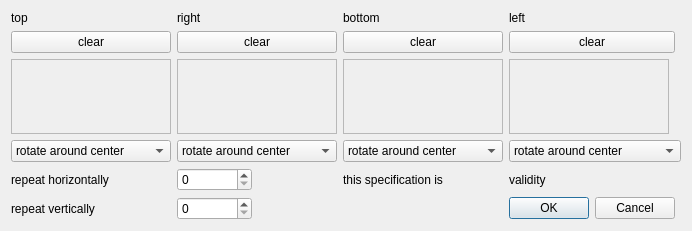
This is texturemaker/texturemaker/mosaicdialog.ui in drummyfish/ptdesigner as Qt 5 draws it before an edit. The edited form follows.
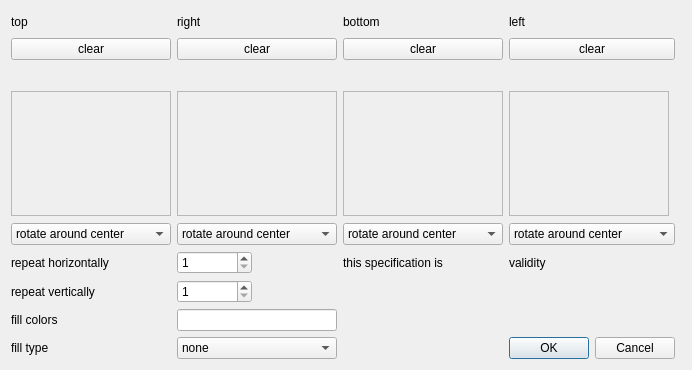
This is the edited form. Custom widgets are drawn as their Qt base class.

Commit message: QT: mosaic dialog done

```diff
--- a/texturemaker/texturemaker/mosaicdialog.ui
+++ b/texturemaker/texturemaker/mosaicdialog.ui
@@ -6,8 +6,8 @@
    <rect>
     <x>0</x>
     <y>0</y>
-    <width>678</width>
-    <height>222</height>
+    <width>682</width>
+    <height>370</height>
    </rect>
   </property>
   <property name="sizePolicy">
@@ -20,105 +20,33 @@
    <string>Dialog</string>
   </property>
   <layout class="QGridLayout" name="gridLayout">
-   <item row="2" column="2">
-    <widget class="MosaicSideEditFrame" name="point_edit_3">
-     <property name="minimumSize">
-      <size>
-       <width>160</width>
-       <height>75</height>
-      </size>
+   <item row="20" column="0">
+    <widget class="QLabel" name="label_8">
+     <property name="text">
+      <string>fill colors</string>
      </property>
-     <property name="maximumSize">
-      <size>
-       <width>120</width>
-       <height>75</height>
-      </size>
-     </property>
-     <property name="frameShape">
-      <enum>QFrame::StyledPanel</enum>
-     </property>
-     <property name="frameShadow">
-      <enum>QFrame::Plain</enum>
-     </property>
     </widget>
    </item>
-   <item row="2" column="3" colspan="2">
-    <widget class="MosaicSideEditFrame" name="point_edit_4">
-     <property name="minimumSize">
-      <size>
-       <width>160</width>
-       <height>75</height>
-      </size>
-     </property>
-     <property name="maximumSize">
-      <size>
-       <width>120</width>
-       <height>75</height>
-      </size>
-     </property>
-     <property name="frameShape">
-      <enum>QFrame::StyledPanel</enum>
-     </property>
-     <property name="frameShadow">
-      <enum>QFrame::Plain</enum>
-     </property>
+   <item row="21" column="1">
+    <widget class="QComboBox" name="fill_type_combo">
+     <item>
+      <property name="text">
+       <string>none</string>
+      </property>
+     </item>
+     <item>
+      <property name="text">
+       <string>keep borders</string>
+      </property>
+     </item>
+     <item>
+      <property name="text">
+       <string>no borders</string>
+      </property>
+     </item>
     </widget>
    </item>
-   <item row="2" column="0">
-    <widget class="MosaicSideEditFrame" name="point_edit_1">
-     <property name="minimumSize">
-      <size>
-       <width>160</width>
-       <height>75</height>
-      </size>
-     </property>
-     <property name="maximumSize">
-      <size>
-       <width>120</width>
-       <height>75</height>
-      </size>
-     </property>
-     <property name="frameShape">
-      <enum>QFrame::StyledPanel</enum>
-     </property>
-     <property name="frameShadow">
-      <enum>QFrame::Plain</enum>
-     </property>
-    </widget>
-   </item>
-   <item row="2" column="1">
-    <widget class="MosaicSideEditFrame" name="point_edit_2">
-     <property name="minimumSize">
-      <size>
-       <width>160</width>
-       <height>75</height>
-      </size>
-     </property>
-     <property name="maximumSize">
-      <size>
-       <width>120</width>
-       <height>75</height>
-      </size>
-     </property>
-     <property name="frameShape">
-      <enum>QFrame::StyledPanel</enum>
-     </property>
-     <property name="frameShadow">
-      <enum>QFrame::Plain</enum>
-     </property>
-    </widget>
-   </item>
-   <item row="5" column="1">
-    <widget class="QSpinBox" name="repeat_y">
-     <property name="maximumSize">
-      <size>
-       <width>75</width>
-       <height>16777215</height>
-      </size>
-     </property>
-    </widget>
-   </item>
-   <item row="3" column="0">
+   <item row="7" column="0">
     <widget class="QComboBox" name="combo_1">
      <item>
       <property name="text">
@@ -142,6 +70,46 @@
      </item>
     </widget>
    </item>
+   <item row="0" column="3" colspan="2">
+    <widget class="QLabel" name="label_4">
+     <property name="text">
+      <string>left</string>
+     </property>
+    </widget>
+   </item>
+   <item row="0" column="0">
+    <widget class="QLabel" name="label">
+     <property name="text">
+      <string>top</string>
+     </property>
+    </widget>
+   </item>
+   <item row="0" column="2">
+    <widget class="QLabel" name="label_3">
+     <property name="text">
+      <string>bottom</string>
+     </property>
+    </widget>
+   </item>
+   <item row="17" column="1">
+    <widget class="QSpinBox" name="repeat_x">
+     <property name="minimumSize">
+      <size>
+       <width>50</width>
+       <height>0</height>
+      </size>
+     </property>
+     <property name="maximumSize">
+      <size>
+       <width>75</width>
+       <height>16777215</height>
+      </size>
+     </property>
+     <property name="minimum">
+      <number>1</number>
+     </property>
+    </widget>
+   </item>
    <item row="0" column="1">
     <widget class="QLabel" name="label_2">
      <property name="text">
@@ -149,61 +117,51 @@
      </property>
     </widget>
    </item>
-   <item row="3" column="1">
-    <widget class="QComboBox" name="combo_2">
-     <item>
-      <property name="text">
-       <string>rotate around center</string>
-      </property>
-     </item>
-     <item>
-      <property name="text">
-       <string>rotate around vertex</string>
-      </property>
-     </item>
-     <item>
-      <property name="text">
-       <string>shift</string>
-      </property>
-     </item>
-     <item>
-      <property name="text">
-       <string>shift and flip</string>
-      </property>
-     </item>
-    </widget>
-   </item>
-   <item row="4" column="0">
+   <item row="17" column="0">
     <widget class="QLabel" name="label_5">
      <property name="text">
       <string>repeat horizontally</string>
      </property>
     </widget>
    </item>
-   <item row="4" column="1">
-    <widget class="QSpinBox" name="repeat_x">
-     <property name="minimumSize">
-      <size>
-       <width>50</width>
-       <height>0</height>
-      </size>
-     </property>
+   <item row="18" column="1">
+    <widget class="QSpinBox" name="repeat_y">
      <property name="maximumSize">
       <size>
        <width>75</width>
        <height>16777215</height>
       </size>
      </property>
-    </widget>
-   </item>
-   <item row="5" column="0">
-    <widget class="QLabel" name="label_6">
-     <property name="text">
-      <string>repeat vertically</string>
+     <property name="minimum">
+      <number>1</number>
      </property>
     </widget>
    </item>
-   <item row="5" column="3">
+   <item row="7" column="1">
+    <widget class="QComboBox" name="combo_2">
+     <item>
+      <property name="text">
+       <string>rotate around center</string>
+      </property>
+     </item>
+     <item>
+      <property name="text">
+       <string>rotate around vertex</string>
+      </property>
+     </item>
+     <item>
+      <property name="text">
+       <string>shift</string>
+      </property>
+     </item>
+     <item>
+      <property name="text">
+       <string>shift and flip</string>
+      </property>
+     </item>
+    </widget>
+   </item>
+   <item row="21" column="3">
     <widget class="QDialogButtonBox" name="buttonBox">
      <property name="orientation">
       <enum>Qt::Horizontal</enum>
@@ -213,35 +171,62 @@
      </property>
     </widget>
    </item>
-   <item row="4" column="3">
+   <item row="17" column="3">
     <widget class="QLabel" name="validity">
      <property name="text">
       <string>validity</string>
      </property>
     </widget>
    </item>
-   <item row="4" column="2">
+   <item row="17" column="2">
     <widget class="QLabel" name="label_7">
      <property name="text">
       <string>this specification is</string>
      </property>
     </widget>
    </item>
-   <item row="0" column="2">
-    <widget class="QLabel" name="label_3">
+   <item row="20" column="1">
+    <widget class="QLineEdit" name="colors"/>
+   </item>
+   <item row="21" column="0">
+    <widget class="QLabel" name="label_9">
      <property name="text">
-      <string>bottom</string>
+      <string>fill type</string>
      </property>
     </widget>
    </item>
-   <item row="0" column="3" colspan="2">
-    <widget class="QLabel" name="label_4">
+   <item row="18" column="0">
+    <widget class="QLabel" name="label_6">
      <property name="text">
-      <string>left</string>
+      <string>repeat vertically</string>
      </property>
     </widget>
    </item>
-   <item row="3" column="3" colspan="2">
+   <item row="7" column="2">
+    <widget class="QComboBox" name="combo_3">
+     <item>
+      <property name="text">
+       <string>rotate around center</string>
+      </property>
+     </item>
+     <item>
+      <property name="text">
+       <string>rotate around vertex</string>
+      </property>
+     </item>
+     <item>
+      <property name="text">
+       <string>shift</string>
+      </property>
+     </item>
+     <item>
+      <property name="text">
+       <string>shift and flip</string>
+      </property>
+     </item>
+    </widget>
+   </item>
+   <item row="7" column="3">
     <widget class="QComboBox" name="combo_4">
      <item>
       <property name="text">
@@ -265,34 +250,98 @@
      </item>
     </widget>
    </item>
+   <item row="3" column="1">
+    <widget class="MosaicSideEditFrame" name="point_edit_2">
+     <property name="minimumSize">
+      <size>
+       <width>160</width>
+       <height>125</height>
+      </size>
+     </property>
+     <property name="maximumSize">
+      <size>
+       <width>120</width>
+       <height>75</height>
+      </size>
+     </property>
+     <property name="frameShape">
+      <enum>QFrame::StyledPanel</enum>
+     </property>
+     <property name="frameShadow">
+      <enum>QFrame::Plain</enum>
+     </property>
+    </widget>
+   </item>
    <item row="3" column="2">
-    <widget class="QComboBox" name="combo_3">
-     <item>
-      <property name="text">
-       <string>rotate around center</string>
-      </property>
-     </item>
-     <item>
-      <property name="text">
-       <string>rotate around vertex</string>
-      </property>
-     </item>
-     <item>
-      <property name="text">
-       <string>shift</string>
-      </property>
-     </item>
-     <item>
-      <property name="text">
-       <string>shift and flip</string>
-      </property>
-     </item>
+    <widget class="MosaicSideEditFrame" name="point_edit_3">
+     <property name="minimumSize">
+      <size>
+       <width>160</width>
+       <height>125</height>
+      </size>
+     </property>
+     <property name="maximumSize">
+      <size>
+       <width>120</width>
+       <height>75</height>
+      </size>
+     </property>
+     <property name="frameShape">
+      <enum>QFrame::StyledPanel</enum>
+     </property>
+     <property name="frameShadow">
+      <enum>QFrame::Plain</enum>
+     </property>
     </widget>
    </item>
-   <item row="0" column="0">
-    <widget class="QLabel" name="label">
+   <item row="3" column="3">
+    <widget class="MosaicSideEditFrame" name="point_edit_4">
+     <property name="minimumSize">
+      <size>
+       <width>160</width>
+       <height>125</height>
+      </size>
+     </property>
+     <property name="maximumSize">
+      <size>
+       <width>120</width>
+       <height>75</height>
+      </size>
+     </property>
+     <property name="frameShape">
+      <enum>QFrame::StyledPanel</enum>
+     </property>
+     <property name="frameShadow">
+      <enum>QFrame::Plain</enum>
+     </property>
+    </widget>
+   </item>
+   <item row="3" column="0">
+    <widget class="MosaicSideEditFrame" name="point_edit_1">
+     <property name="minimumSize">
+      <size>
+       <width>160</width>
+       <height>125</height>
+      </size>
+     </property>
+     <property name="maximumSize">
+      <size>
+       <width>120</width>
+       <height>75</height>
+      </size>
+     </property>
+     <property name="frameShape">
+      <enum>QFrame::StyledPanel</enum>
+     </property>
+     <property name="frameShadow">
+      <enum>QFrame::Plain</enum>
+     </property>
+    </widget>
+   </item>
+   <item row="6" column="0">
+    <widget class="QLabel" name="label_10">
      <property name="text">
-      <string>top</string>
+      <string/>
      </property>
     </widget>
    </item>
```
The commit also changes 14 other files.
